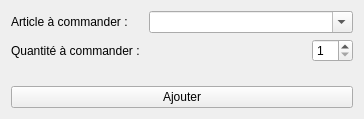
Before: the Qt Designer form views/ui/add-command-article-form.ui in mono57/libsoft, drawn with Qt 5.
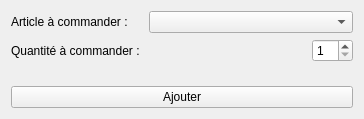
After: the same form once the commit is applied.

```diff
--- a/views/ui/add-command-article-form.ui
+++ b/views/ui/add-command-article-form.ui
@@ -27,9 +27,12 @@
        </item>
        <item row="0" column="1">
         <widget class="QComboBox" name="comboBoxArticle">
-         <property name="editable">
+         <property name="enabled">
           <bool>true</bool>
          </property>
+         <property name="editable">
+          <bool>false</bool>
+         </property>
         </widget>
        </item>
        <item row="1" column="0">
```
